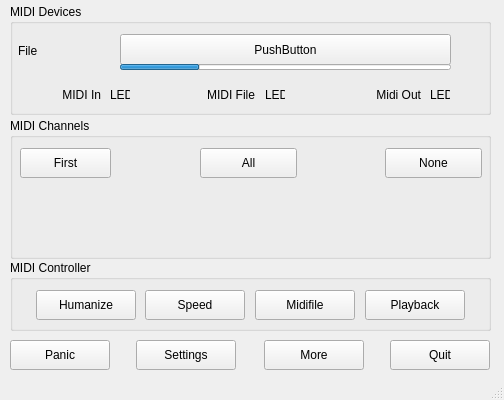
Before: the Qt Designer form src/mainwindow.ui in obook/I-like-Chopin, drawn with Qt 5.
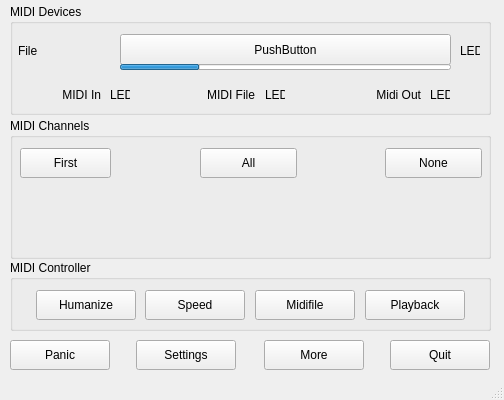
After: the same form once the commit is applied.

Commit message: New : Quality (star image) = sustain pedal detected

```diff
--- a/src/mainwindow.ui
+++ b/src/mainwindow.ui
@@ -183,6 +183,19 @@
       <set>Qt::AlignmentFlag::AlignRight|Qt::AlignmentFlag::AlignTrailing|Qt::AlignmentFlag::AlignVCenter</set>
      </property>
     </widget>
+    <widget class="QLabel" name="labelLedQuality">
+     <property name="geometry">
+      <rect>
+       <x>450</x>
+       <y>37</y>
+       <width>20</width>
+       <height>20</height>
+      </rect>
+     </property>
+     <property name="text">
+      <string>LED</string>
+     </property>
+    </widget>
    </widget>
    <widget class="QGroupBox" name="groupBox_2">
     <property name="geometry">
```
The commit also changes 9 other files.
